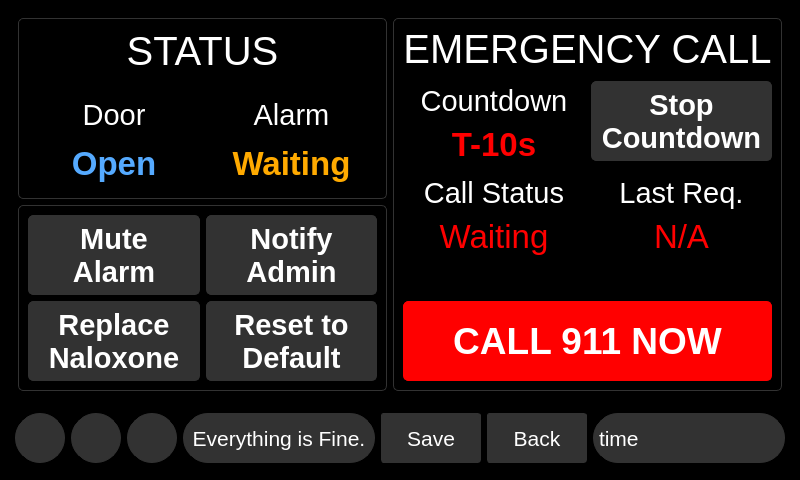
zyl120/Naloxone_Safety_Kit, file qt_design/main_window.ui: the form before one commit.
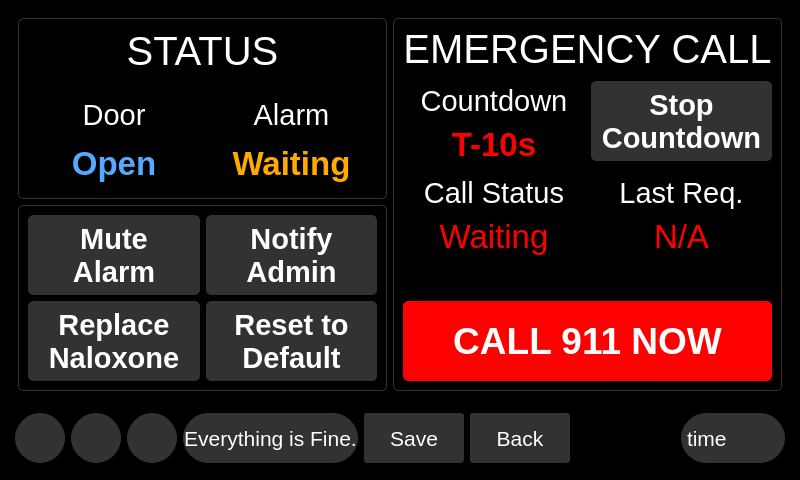
The form after the commit. Icons and pictures are not drawn.

The edit to the form file:
```diff
--- a/qt_design/main_window.ui
+++ b/qt_design/main_window.ui
@@ -5772,6 +5772,19 @@
          </property>
         </widget>
        </item>
+       <item>
+        <spacer name="horizontalSpacer_2">
+         <property name="orientation">
+          <enum>Qt::Horizontal</enum>
+         </property>
+         <property name="sizeHint" stdset="0">
+          <size>
+           <width>40</width>
+           <height>20</height>
+          </size>
+         </property>
+        </spacer>
+       </item>
        <item>
         <widget class="QLabel" name="time_label">
          <property name="sizePolicy">
```
